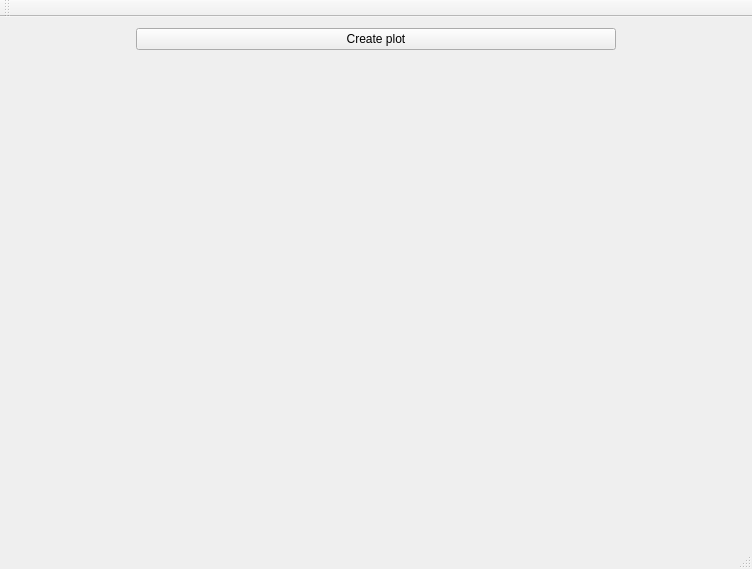
This is src/REditor/MainWindow.ui in Polymedia/VIP-Proto as Qt 5 draws it before an edit. The edited form follows.
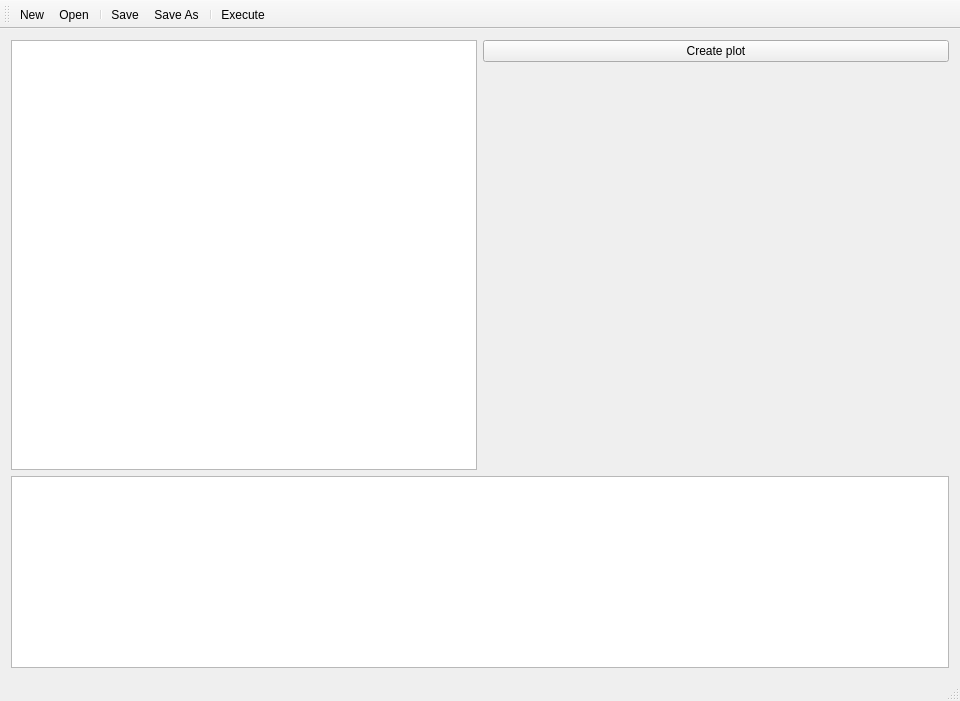
This is the edited form. Custom widgets are drawn as their Qt base class.

Commit message: [REditor] text editor

```diff
--- a/src/REditor/MainWindow.ui
+++ b/src/REditor/MainWindow.ui
@@ -6,45 +6,84 @@
    <rect>
     <x>0</x>
     <y>0</y>
-    <width>752</width>
-    <height>388</height>
+    <width>960</width>
+    <height>701</height>
    </rect>
   </property>
   <property name="windowTitle">
    <string>MainWindow</string>
   </property>
-  <widget class="QWidget" name="centralWidget">
-   <layout class="QHBoxLayout" name="horizontalLayout">
+  <property name="documentMode">
+   <bool>true</bool>
+  </property>
+  <property name="dockNestingEnabled">
+   <bool>true</bool>
+  </property>
+  <property name="dockOptions">
+   <set>QMainWindow::AllowNestedDocks|QMainWindow::AllowTabbedDocks|QMainWindow::AnimatedDocks</set>
+  </property>
+  <widget class="QWidget" name="centralwidget">
+   <layout class="QVBoxLayout" name="verticalLayout_2">
     <item>
-     <layout class="QVBoxLayout" name="verticalLayout">
+     <layout class="QHBoxLayout" name="horizontalLayout_4">
       <item>
-       <widget class="QPushButton" name="btnUpdatePlot">
-        <property name="text">
-         <string>Create plot</string>
-        </property>
-       </widget>
-      </item>
-      <item>
-       <widget class="QLabel" name="lbPlot">
+       <widget class="QPlainTextEdit" name="editor">
         <property name="sizePolicy">
-         <sizepolicy hsizetype="Fixed" vsizetype="Fixed">
+         <sizepolicy hsizetype="Preferred" vsizetype="Expanding">
           <horstretch>0</horstretch>
           <verstretch>0</verstretch>
          </sizepolicy>
         </property>
-        <property name="minimumSize">
-         <size>
-          <width>480</width>
-          <height>480</height>
-         </size>
-        </property>
-        <property name="text">
-         <string/>
-        </property>
        </widget>
       </item>
+      <item>
+       <layout class="QVBoxLayout" name="verticalLayout">
+        <item>
+         <widget class="QPushButton" name="updatePlot">
+          <property name="sizePolicy">
+           <sizepolicy hsizetype="Minimum" vsizetype="Fixed">
+            <horstretch>0</horstretch>
+            <verstretch>0</verstretch>
+           </sizepolicy>
+          </property>
+          <property name="text">
+           <string>Create plot</string>
+          </property>
+         </widget>
+        </item>
+        <item>
+         <widget class="QLabel" name="lbPlot">
+          <property name="sizePolicy">
+           <sizepolicy hsizetype="Preferred" vsizetype="Expanding">
+            <horstretch>0</horstretch>
+            <verstretch>0</verstretch>
+           </sizepolicy>
+          </property>
+          <property name="minimumSize">
+           <size>
+            <width>0</width>
+            <height>0</height>
+           </size>
+          </property>
+          <property name="text">
+           <string/>
+          </property>
+         </widget>
+        </item>
+       </layout>
+      </item>
      </layout>
     </item>
+    <item>
+     <widget class="Console" name="console">
+      <property name="sizePolicy">
+       <sizepolicy hsizetype="Preferred" vsizetype="Preferred">
+        <horstretch>0</horstretch>
+        <verstretch>0</verstretch>
+       </sizepolicy>
+      </property>
+     </widget>
+    </item>
    </layout>
   </widget>
   <widget class="QMenuBar" name="menuBar">
@@ -64,10 +103,73 @@
    <attribute name="toolBarBreak">
     <bool>false</bool>
    </attribute>
+   <addaction name="fileNew"/>
+   <addaction name="fileOpen"/>
+   <addaction name="separator"/>
+   <addaction name="fileSave"/>
+   <addaction name="fileSaveAs"/>
+   <addaction name="separator"/>
+   <addaction name="fileExecute"/>
   </widget>
   <widget class="QStatusBar" name="statusBar"/>
+  <action name="fileOpen">
+   <property name="text">
+    <string>Open</string>
+   </property>
+   <property name="toolTip">
+    <string>Open</string>
+   </property>
+   <property name="shortcut">
+    <string>Ctrl+O</string>
+   </property>
+  </action>
+  <action name="fileSave">
+   <property name="text">
+    <string>Save</string>
+   </property>
+   <property name="toolTip">
+    <string>Save</string>
+   </property>
+   <property name="shortcut">
+    <string>Ctrl+S</string>
+   </property>
+  </action>
+  <action name="fileSaveAs">
+   <property name="text">
+    <string>Save As</string>
+   </property>
+   <property name="shortcut">
+    <string>Ctrl+Shift+S</string>
+   </property>
+  </action>
+  <action name="fileNew">
+   <property name="text">
+    <string>New</string>
+   </property>
+   <property name="shortcut">
+    <string>Ctrl+N</string>
+   </property>
+  </action>
+  <action name="fileExecute">
+   <property name="text">
+    <string>Execute</string>
+   </property>
+   <property name="toolTip">
+    <string>Execute</string>
+   </property>
+   <property name="shortcut">
+    <string>Ctrl+E</string>
+   </property>
+  </action>
  </widget>
  <layoutdefault spacing="6" margin="11"/>
+ <customwidgets>
+  <customwidget>
+   <class>Console</class>
+   <extends>QPlainTextEdit</extends>
+   <header location="global">console.h</header>
+  </customwidget>
+ </customwidgets>
  <resources/>
  <connections/>
 </ui>
```
Left out of the diff: 174 changed lines with no effect on the pictures. The commit also changes 5 other files.
